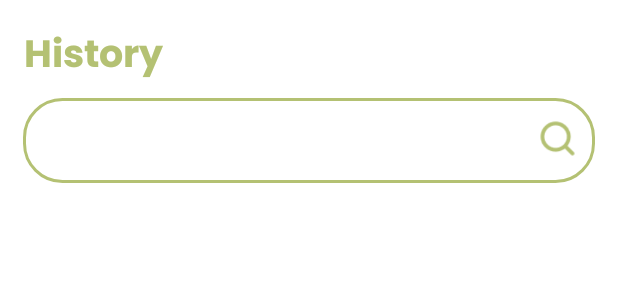
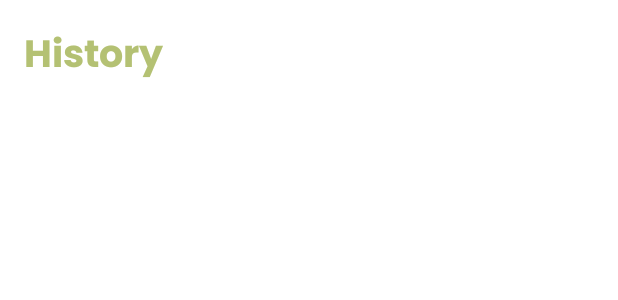
Before and after one commit to SoilIt/Mobile-Application, an Android app: the layout fragment_history.xml on its own in the app's theme, with its tools: preview values and no code run, on a phone screen of 412 x 824 dp. Shown: the top 300 px of the screen. Run offline under Robolectric (Android 15) with nearby library versions, the phone set to English and light mode, and no system bars.

```diff
--- a/app/src/main/java/com/github/user/soilitouraplication/ui/history/HistoryViewModel.kt
+++ b/app/src/main/java/com/github/user/soilitouraplication/ui/history/HistoryViewModel.kt
@@ -1,5 +1,6 @@
 package com.github.user.soilitouraplication.ui.history
 
+import android.util.Log
 import androidx.lifecycle.MutableLiveData
 import androidx.lifecycle.ViewModel
 import com.github.user.soilitouraplication.api.History
@@ -16,6 +17,7 @@ import javax.inject.Inject
 @HiltViewModel
 class HistoryViewModel @Inject constructor(private val historyApi: HistoryApi) : ViewModel() {
     val historyList: MutableLiveData<List<History>> = MutableLiveData()
+    val errorLiveData: MutableLiveData<String> = MutableLiveData()
 
     fun fetchHistory() {
         val user = Firebase.auth.currentUser
@@ -39,6 +41,9 @@ class HistoryViewModel @Inject constructor(private val historyApi: HistoryApi) :
 
             override fun onFailure(call: Call<HistoryResponse>, t: Throwable) {
                 // Handle failure
+                Log.e("HistoryViewModel", "Failed to fetch history: ${t.message}")
+                // Tambahan: Mengirim pesan kesalahan ke LiveData atau melakukan penanganan lainnya
+                errorLiveData.value = "Failed to fetch history. Please try again later."
             }
         })
     }
--- a/app/src/main/res/layout/activity_detail_detection.xml
+++ b/app/src/main/res/layout/activity_detail_detection.xml
@@ -141,7 +141,7 @@
                             android:fontFamily="@font/poppins"
                             android:textColor="@color/white"
                             android:textSize="16sp"
-                            android:text="-" />
+                            android:text="No Data" />
 
                     </LinearLayout>
 
@@ -167,7 +167,7 @@
                             android:fontFamily="@font/poppins"
                             android:textColor="@color/white"
                             android:textSize="16sp"
-                            android:text="-" />
+                            android:text="No Data" />
 
                     </LinearLayout>
 
@@ -193,7 +193,7 @@
                             android:textColor="@color/white"
                             android:fontFamily="@font/poppins"
                             android:textSize="16sp"
-                            android:text="-" />
+                            android:text="No Data" />
 
                     </LinearLayout>
 
--- a/app/src/main/res/layout/fragment_history.xml
+++ b/app/src/main/res/layout/fragment_history.xml
@@ -23,45 +23,14 @@
     <FrameLayout
         android:id="@+id/frameLayout"
         android:layout_width="match_parent"
-        android:layout_height="70dp"
+        android:layout_height="wrap_content"
         android:layout_marginTop="60dp"
         app:layout_constraintBottom_toBottomOf="parent"
         app:layout_constraintTop_toTopOf="parent"
         app:layout_constraintVertical_bias="0.0"
-        tools:layout_editor_absoluteX="0dp">
+        tools:layout_editor_absoluteX="0dp"
+        >
 
-        <ImageButton
-            android:layout_width="30dp"
-            android:layout_height="30dp"
-            android:layout_gravity="right"
-            android:layout_marginTop="17dp"
-            android:layout_marginRight="25dp"
-            android:background="@drawable/search" />
-
-        <com.google.android.material.textfield.TextInputLayout
-            style="@style/Widget.MaterialComponents.TextInputLayout.OutlinedBox"
-            android:layout_width="match_parent"
-            android:layout_height="match_parent"
-            android:layout_marginStart="15dp"
-            android:layout_marginEnd="15dp"
-            tools:layout_editor_absoluteX="8dp"
-            tools:layout_editor_absoluteY="8dp">
-
-            <com.google.android.material.textfield.TextInputEditText
-                android:id="@+id/editText"
-                android:layout_width="match_parent"
-                android:layout_height="wrap_content"
-                android:background="@drawable/green_outline"
-                android:inputType="text"
-                android:textColor="@color/green_primary"
-                android:textColorHint="@color/green_primary">
-
-                <requestFocus />
-
-            </com.google.android.material.textfield.TextInputEditText>
-
-
-        </com.google.android.material.textfield.TextInputLayout>
 
 
     </FrameLayout>
```
Also changed, not shown: app/src/main/java/com/github/user/soilitouraplication/api/UserResponse.kt (+4 -3 lines), app/src/main/java/com/github/user/soilitouraplication/database/HistoryDatabase.kt (+16 -1 lines), app/src/main/java/com/github/user/soilitouraplication/di/DatabaseModule.kt (+2 -5 lines).
